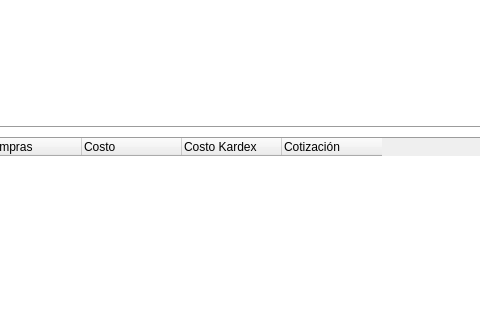
Before: the Qt Designer form system/layout/dialogFinanzas.ui in josueisaihs/SPINER_PUNTO_VENTA, drawn with Qt 5; both pictures show x 439 to 919 and y 0 to 320 of the 1000 by 600 pixel window.
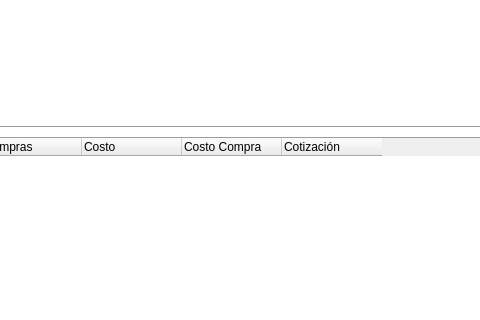
After: the same form once the commit is applied. The open tabs and pages were chosen to show the change.

```diff
--- a/system/layout/dialogFinanzas.ui
+++ b/system/layout/dialogFinanzas.ui
@@ -280,7 +280,7 @@
                     </column>
                     <column>
                         <property name="text">
-                            <string>Costo Kardex</string>
+                            <string>Costo Compra</string>
                         </property>
                     </column>
                     <column>
```
